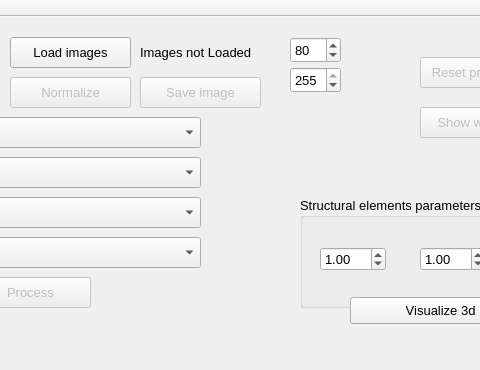
This is src/GUI/mainwindow.ui in mjedros/mgr as Qt 5 draws it before an edit; both pictures show x 140 to 620 and y 0 to 370 of the 752 by 370 pixel window. The edited form follows.
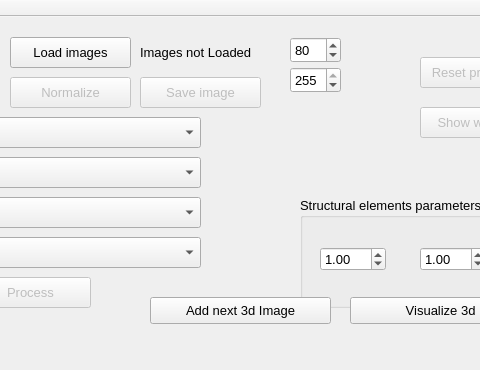
This is the edited form.

Commit message: Adding other image to render in 3d

```diff
--- a/src/GUI/mainwindow.ui
+++ b/src/GUI/mainwindow.ui
@@ -368,6 +368,19 @@
      <string>Visualize 3d</string>
     </property>
    </widget>
+   <widget class="QPushButton" name="addNextVTKImage">
+    <property name="geometry">
+     <rect>
+      <x>290</x>
+      <y>280</y>
+      <width>181</width>
+      <height>27</height>
+     </rect>
+    </property>
+    <property name="text">
+     <string>Add next 3d Image</string>
+    </property>
+   </widget>
   </widget>
   <widget class="QToolBar" name="mainToolBar">
    <attribute name="toolBarArea">
```
The commit also changes 6 other files.
